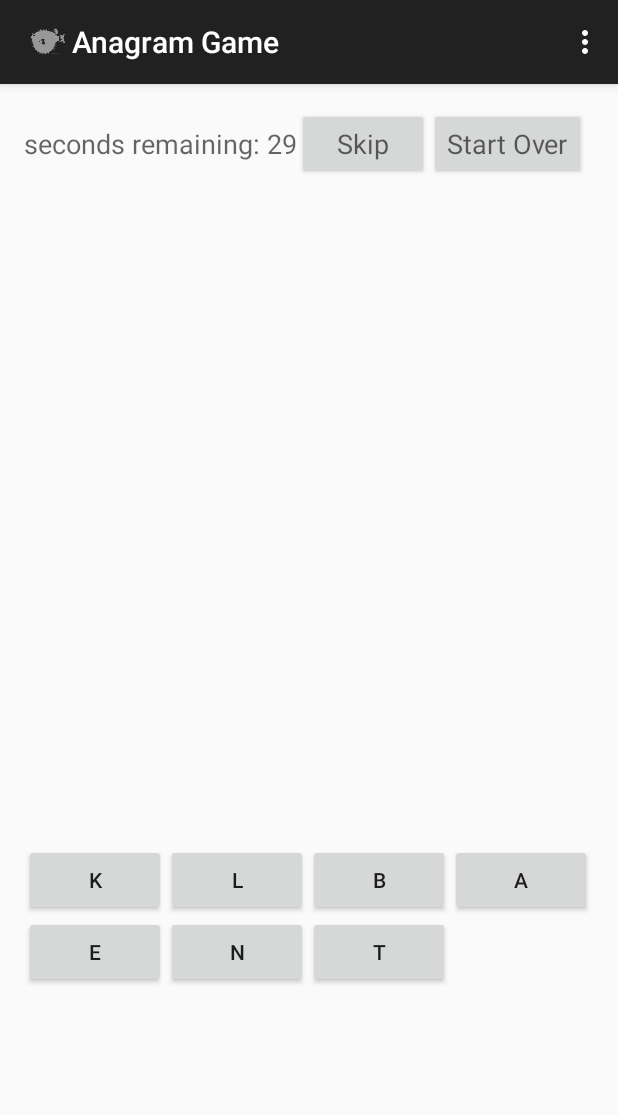
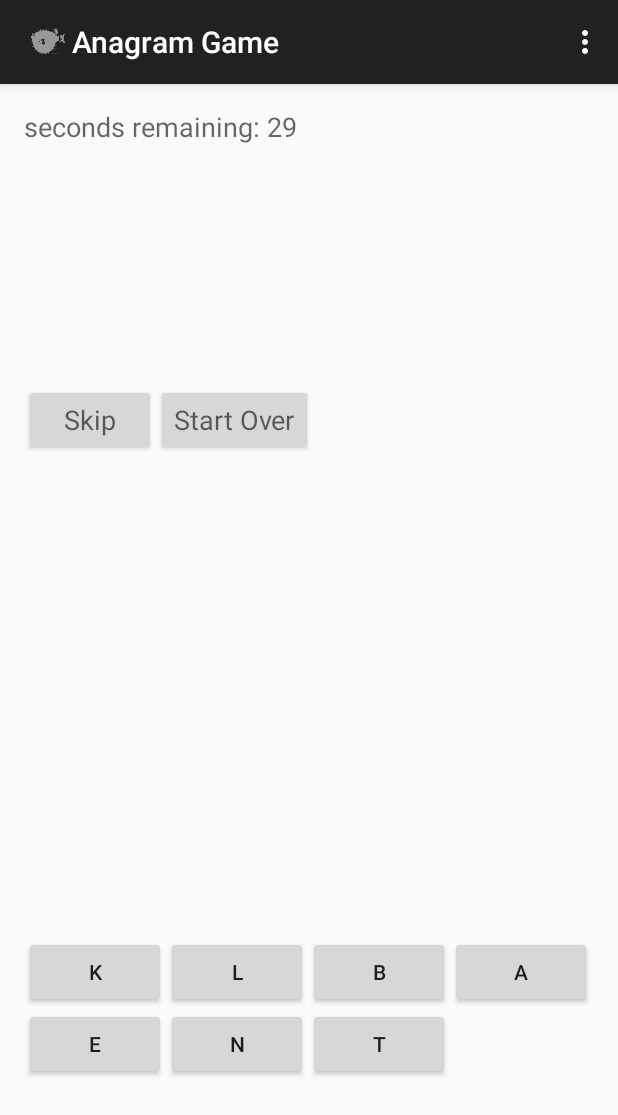
Before and after one commit to CS399TeamBlowfish/BlowfishAnagram, an Android app: the Game screen opened directly, with no data from a screen before it, on a phone screen of 412 x 824 dp. Shown: the top 1115 px of the screen. Run offline under Robolectric (Android 15) with nearby library versions, the phone set to English and light mode, and no system bars.

Commit message:
Updated layout

```diff
--- a/app/src/main/res/layout/activity_game.xml
+++ b/app/src/main/res/layout/activity_game.xml
@@ -24,6 +24,11 @@
                     android:textAppearance="?android:attr/textAppearanceMedium"
                     android:text="Medium Text"
                     android:id="@+id/textViewGameClock" />
+            </LinearLayout>
+                <LinearLayout
+                    android:layout_width="match_parent"
+                    android:layout_height="match_parent"
+                    android:layout_weight="1">
                 <Button
                     android:layout_width="wrap_content"
                     android:layout_height="wrap_content"
@@ -35,9 +40,10 @@
                     android:layout_height="wrap_content"
                     android:textAppearance="?android:attr/textAppearanceMedium"
                     android:text="Start Over"
-                    android:id="@+id/startOver" />
+                    android:id="@+id/startOver"
+ />
+                </LinearLayout>
 
-            </LinearLayout>
             <LinearLayout
                 android:layout_width="match_parent"
                 android:layout_height="match_parent"
```
